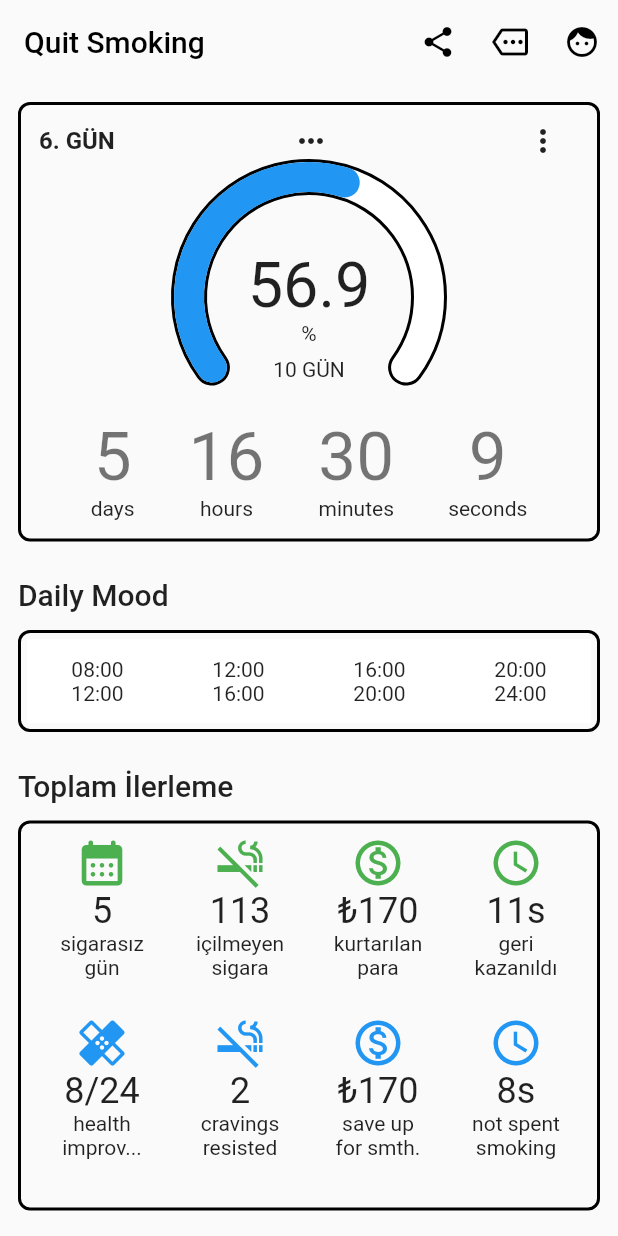
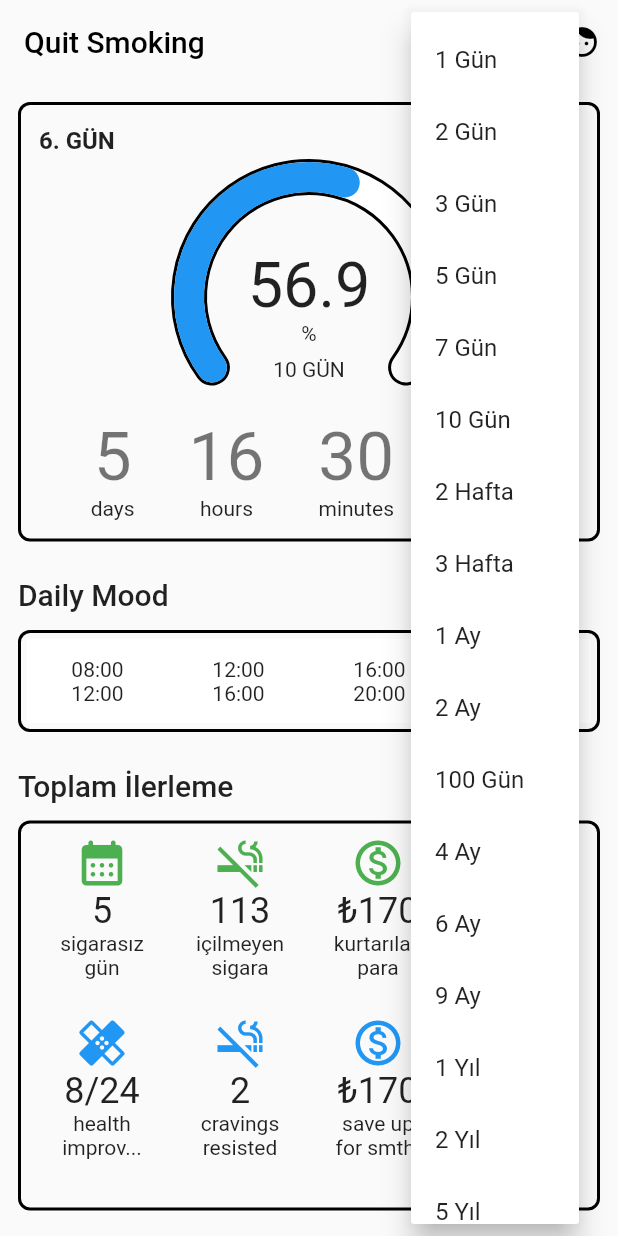
Before and after one commit to musahinist/quit_smoking, a Flutter app: the screen it shows after launch, after a tap on the "keyboard control" icon, on a phone screen of 412 x 824 dp. Run offline on Flutter 3.47's test engine with Material 2 defaults, Android fonts, the phone set to English and light mode, and no system bars; our stand-ins replace camera; missing offline and left inert: photo_manager.

Commit message:
add clamp to completed time ratio fro charts

```diff
--- a/lib/view/home/stopwatch_section.dart
+++ b/lib/view/home/stopwatch_section.dart
@@ -39,14 +39,17 @@ class _StopWatchSectionState extends State<StopWatchSection> {
         padding: const EdgeInsets.fromLTRB(12, 0, 12, 12),
         child: Column(
           children: [
-            Row(mainAxisAlignment: MainAxisAlignment.spaceBetween, children: [
+            Row(
+              mainAxisAlignment: MainAxisAlignment.spaceBetween,
+              children: [
                 Text(
                   '${duration.inDays + 1}. GÜN',
-                style:
-                    const TextStyle(fontSize: 16, fontWeight: FontWeight.bold),
+                  style: const TextStyle(
+                      fontSize: 16, fontWeight: FontWeight.bold),
                 ),
-              IconButton(onPressed: () {}, icon: const Icon(Icons.more_horiz)),
                 PopupMenuButton<Duration>(
+                  icon: const Icon(Icons.more_horiz),
+
                   // Callback that sets the selected popup menu item.
                   onSelected: (Duration duration) {
                     setState(() {
@@ -123,8 +126,10 @@ class _StopWatchSectionState extends State<StopWatchSection> {
                       value: Duration(days: 1825),
                       child: Text('5 Yıl'),
                     ),
-                      ])
-            ]),
+                  ],
+                )
+              ],
+            ),
             SizedBox(
               width: 160,
               height: 160,
@@ -142,7 +147,7 @@ class _StopWatchSectionState extends State<StopWatchSection> {
                     mainAxisAlignment: MainAxisAlignment.center,
                     children: [
                       Text(
-                        '${(duration.inMinutes * 100 / (selectedDuration.inDays * 24 * 60)).toStringAsFixed(1)}',
+                        '${(duration.inMinutes * 100 / (selectedDuration.inDays * 24 * 60)).clamp(0, 100).toStringAsFixed(1)}',
                         textScaleFactor: 3,
                       ),
                       const Text('%'),
@@ -221,7 +226,7 @@ class SemiCircleChart extends CustomPainter {
     paint.strokeWidth = 20;
     drawArc(canvas, paint, 1);
     paint.color = color;
-    drawArc(canvas, paint, percent);
+    drawArc(canvas, paint, percent.clamp(0, 1));
   }
 
   drawArc(Canvas canvas, Paint paint, double perc) {
```
Lines whose indentation alone changed are shown as unchanged.
